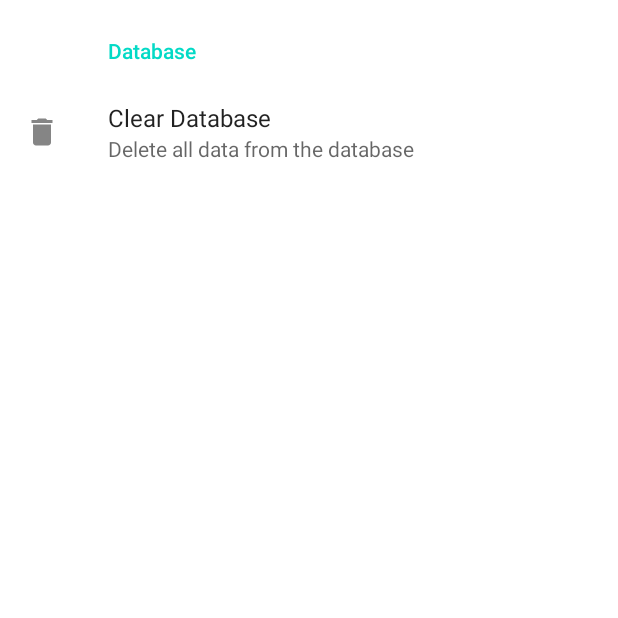
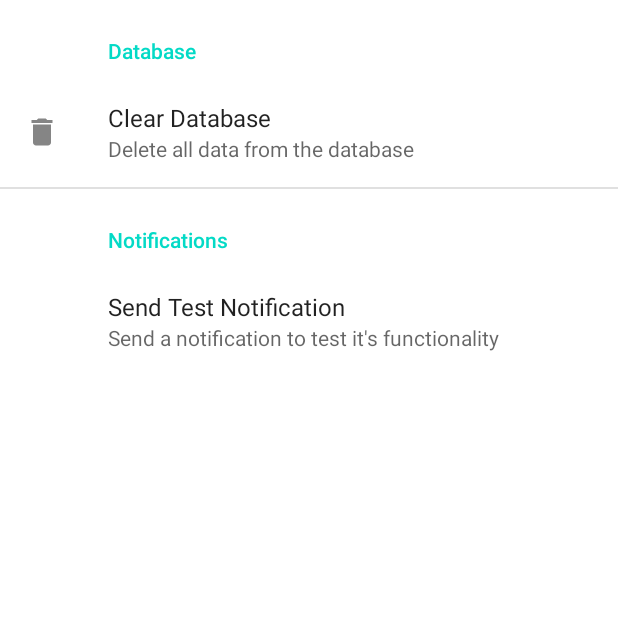
Before and after one commit to MitchellTFord/Fitness-Tracker, an Android app: the SettingsActivity screen opened directly, with no data from a screen before it, on a phone screen of 412 x 824 dp, the top half of it. Run offline under Robolectric (Android 15) with nearby library versions, the light colour scheme and no system bars; our stand-ins replace androidx.preference; 1 statement that could not run was skipped.

Commit message:
Added "Test Notification" to settings screen

```diff
--- a/AndroidStudioProject/app/src/main/java/com/fitnesstracker/ui/activities/SettingsActivity.java
+++ b/AndroidStudioProject/app/src/main/java/com/fitnesstracker/ui/activities/SettingsActivity.java
@@ -44,6 +44,7 @@ public class SettingsActivity extends AppCompatActivity {
 			setPreferencesFromResource(R.xml.root_preferences, rootKey);
 
 			Preference clearDataBase = findPreference("clear_db");
+			assert clearDataBase != null;
 			clearDataBase.setOnPreferenceClickListener(new Preference.OnPreferenceClickListener() {
 				@Override public boolean onPreferenceClick(Preference preference) {
 					// Open a dialog box for the user to confirm their choice
@@ -66,6 +67,14 @@ public class SettingsActivity extends AppCompatActivity {
 					return true;
 				}
 			});
+
+			Preference sendTestNotification = findPreference("send_test_notification");
+			assert sendTestNotification != null;
+			sendTestNotification.setOnPreferenceClickListener(new Preference.OnPreferenceClickListener() {
+				@Override public boolean onPreferenceClick(Preference preference) {
+					return true;
+				}
+			});
 		}
 	}
 }
--- a/AndroidStudioProject/app/src/main/res/layout/settings_activity.xml
+++ b/AndroidStudioProject/app/src/main/res/layout/settings_activity.xml
@@ -6,4 +6,5 @@
         android:id="@+id/settings"
         android:layout_width="match_parent"
         android:layout_height="match_parent" />
+
 </LinearLayout>
--- a/AndroidStudioProject/app/src/main/res/xml/root_preferences.xml
+++ b/AndroidStudioProject/app/src/main/res/xml/root_preferences.xml
@@ -10,4 +10,13 @@
 
     </PreferenceCategory>
 
+    <PreferenceCategory app:title="Notifications">
+
+        <Preference
+            app:key="send_test_notification"
+            app:summary="Send a notification to test it's functionality"
+            app:title="Send Test Notification" />
+
+    </PreferenceCategory>
+
 </PreferenceScreen>
```
